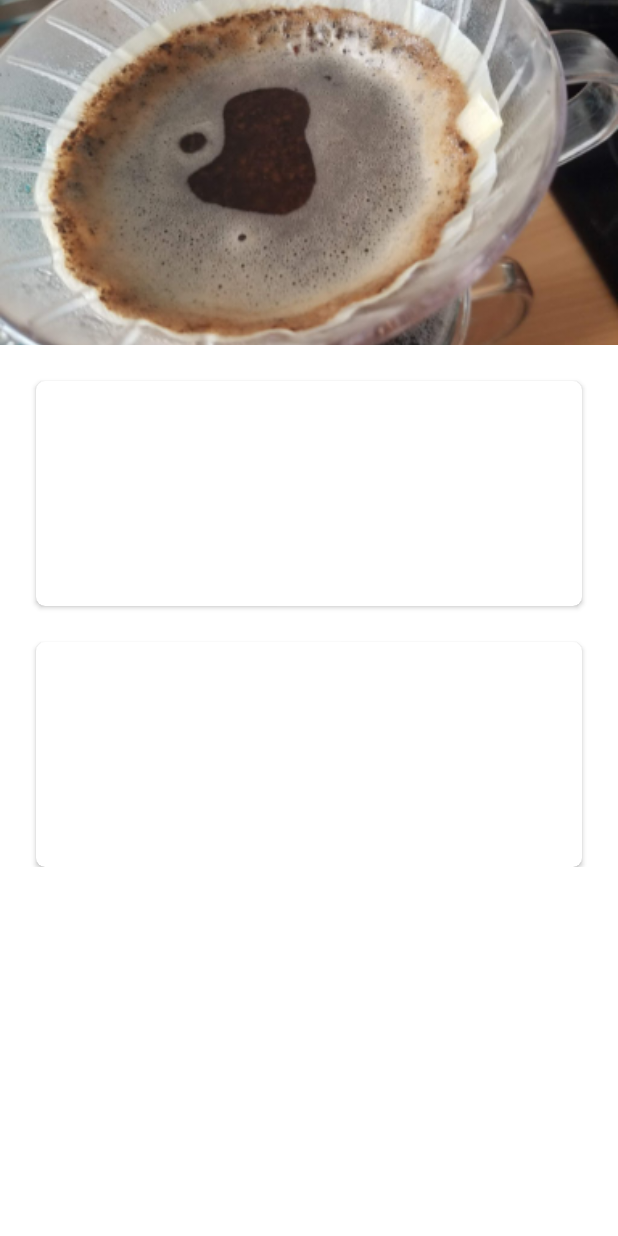
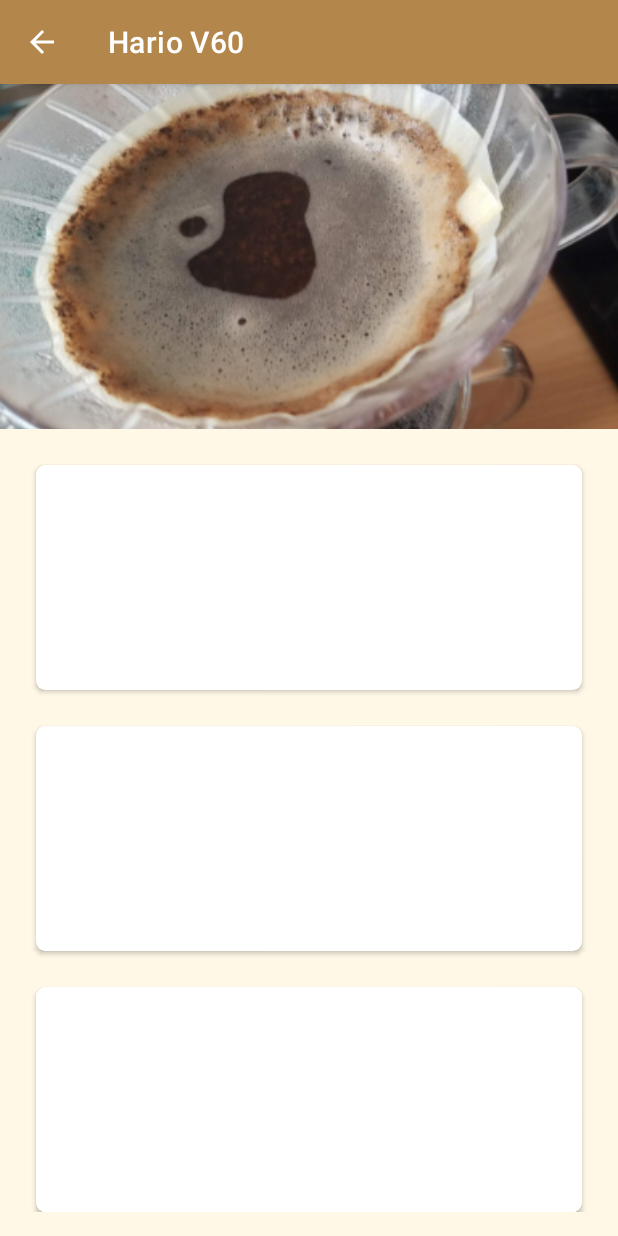
Before and after one commit to kasanderh/Brew-Assistant, an Android app: the Hariov60Activity screen opened directly, with no data from a screen before it, on a phone screen of 412 x 824 dp. Run offline under Robolectric (Android 15) with nearby library versions, the phone set to English and light mode, and no system bars.

Commit message:
Added colors.xml Added actionbar Added label for actionbar Added onClickListener for Hariov60 button

```diff
--- a/app/src/main/AndroidManifest.xml
+++ b/app/src/main/AndroidManifest.xml
@@ -10,6 +10,7 @@
         android:supportsRtl="true"
         android:theme="@style/Theme.NewCoffeeApp">
         <activity android:name=".Hariov60Activity"
+            android:label="@string/hario_v60"
             android:parentActivityName=".MainActivity"/>
         <activity android:name=".MainActivity">
             <intent-filter>
--- a/app/src/main/res/layout/activity_hariov60.xml
+++ b/app/src/main/res/layout/activity_hariov60.xml
@@ -3,6 +3,7 @@
     xmlns:app="http://schemas.android.com/apk/res-auto"
     xmlns:tools="http://schemas.android.com/tools"
     android:layout_width="match_parent"
+    android:background="@color/latte"
     android:layout_height="match_parent"
     tools:context=".Hariov60Activity">
 
@@ -26,6 +27,7 @@
 
         <androidx.constraintlayout.widget.ConstraintLayout
             android:layout_width="match_parent"
+            android:layout_marginBottom="24dp"
             android:layout_height="wrap_content">
 
             <androidx.cardview.widget.CardView
@@ -46,9 +48,27 @@
             </androidx.cardview.widget.CardView>
 
             <androidx.cardview.widget.CardView
+                android:id="@+id/card_view_v60_description"
                 app:cardCornerRadius="6dp"
                 android:layout_margin="24dp"
                 app:layout_constraintTop_toBottomOf="@id/card_view_hario_title"
+                android:layout_width="match_parent"
+                android:layout_height="150dp" >
+
+                <TextView
+                    android:layout_width="wrap_content"
+                    android:layout_height="wrap_content"
+                    tools:text="This is also a test text."
+                    android:textSize="18sp"
+                    />
+
+            </androidx.cardview.widget.CardView>
+
+            <androidx.cardview.widget.CardView
+                android:id="@+id/card_view_v60_recipe"
+                app:cardCornerRadius="6dp"
+                android:layout_margin="24dp"
+                app:layout_constraintTop_toBottomOf="@id/card_view_v60_description"
                 android:layout_width="match_parent"
                 android:layout_height="150dp" >
 
--- a/app/src/main/res/values/colors.xml
+++ b/app/src/main/res/values/colors.xml
@@ -8,6 +8,6 @@
     <color name="black">#FF000000</color>
     <color name="white">#FFFFFFFF</color>
     <color name="latte">#FFF8E7</color>
-    <color name="coffee_brown">#996b2f</color>
+    <color name="coffee_brown">#B3864B</color>
 
 </resources>
--- a/app/src/main/res/values/strings.xml
+++ b/app/src/main/res/values/strings.xml
@@ -1,3 +1,7 @@
 <resources>
-    <string name="app_name">NewCoffeeApp</string>
+    <string name="app_name">The New Coffee App</string>
+    <string name="hario_v60">Hario V60</string>
+    <string name="aeropress">Aeropress</string>
+    <string name="french_press">French Press</string>
+    <string name="iced_coffee">Iced Coffee</string>
 </resources>
--- a/app/src/main/res/values/themes.xml
+++ b/app/src/main/res/values/themes.xml
@@ -1,9 +1,9 @@
 <resources xmlns:tools="http://schemas.android.com/tools">
     <!-- Base application theme. -->
-    <style name="Theme.NewCoffeeApp" parent="Theme.MaterialComponents.DayNight.NoActionBar">
+    <style name="Theme.NewCoffeeApp" parent="Theme.MaterialComponents.DayNight.DarkActionBar">
         <!-- Primary brand color. -->
-        <item name="colorPrimary">@color/purple_500</item>
-        <item name="colorPrimaryVariant">@color/purple_700</item>
+        <item name="colorPrimary">@color/coffee_brown</item>
+        <item name="colorPrimaryVariant">@color/brown_dark</item>
         <item name="colorOnPrimary">@color/white</item>
         <!-- Secondary brand color. -->
         <item name="colorSecondary">@color/teal_200</item>
@@ -13,4 +13,6 @@
         <item name="android:statusBarColor" tools:targetApi="l">?attr/colorPrimaryVariant</item>
         <!-- Customize your theme here. -->
     </style>
+
+    <color name="brown_dark">#753504</color>
 </resources>
```
Also changed, not shown: app/src/main/java/com/kasanderh/newcoffeeapp/MainActivity.kt (+10 -0 lines), app/src/main/res/layout/activity_main.xml (+5 -4 lines).
